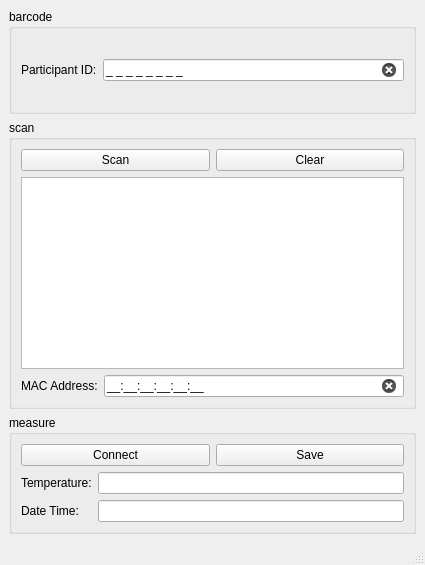
This is src/bt_masimo/mainwindow.ui in inglis-dl/cypress as Qt 5 draws it before an edit. The edited form follows.
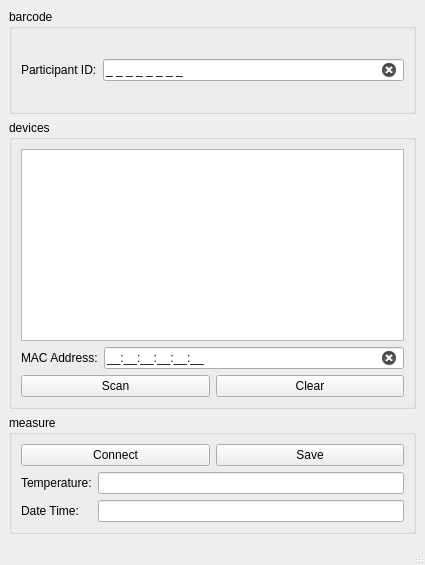
This is the edited form.

Commit message: WIP: adding UI message dialogs - continued refactoring

The edit to the form file:
```diff
--- a/src/bt_masimo/mainwindow.ui
+++ b/src/bt_masimo/mainwindow.ui
@@ -62,27 +62,9 @@
     <item>
      <widget class="QGroupBox" name="scanGroupBox">
       <property name="title">
-       <string>scan</string>
+       <string>devices</string>
       </property>
       <layout class="QVBoxLayout" name="verticalLayout">
-       <item>
-        <layout class="QHBoxLayout" name="horizontalLayout_2">
-         <item>
-          <widget class="QPushButton" name="scanButton">
-           <property name="text">
-            <string>Scan</string>
-           </property>
-          </widget>
-         </item>
-         <item>
-          <widget class="QPushButton" name="clearButton">
-           <property name="text">
-            <string>Clear</string>
-           </property>
-          </widget>
-         </item>
-        </layout>
-       </item>
        <item>
         <widget class="QListWidget" name="deviceListWidget">
          <property name="sizePolicy">
@@ -117,6 +99,24 @@
          </item>
         </layout>
        </item>
+       <item>
+        <layout class="QHBoxLayout" name="horizontalLayout_2">
+         <item>
+          <widget class="QPushButton" name="scanButton">
+           <property name="text">
+            <string>Scan</string>
+           </property>
+          </widget>
+         </item>
+         <item>
+          <widget class="QPushButton" name="clearButton">
+           <property name="text">
+            <string>Clear</string>
+           </property>
+          </widget>
+         </item>
+        </layout>
+       </item>
       </layout>
      </widget>
     </item>
```
The commit also changes 2 other files.
